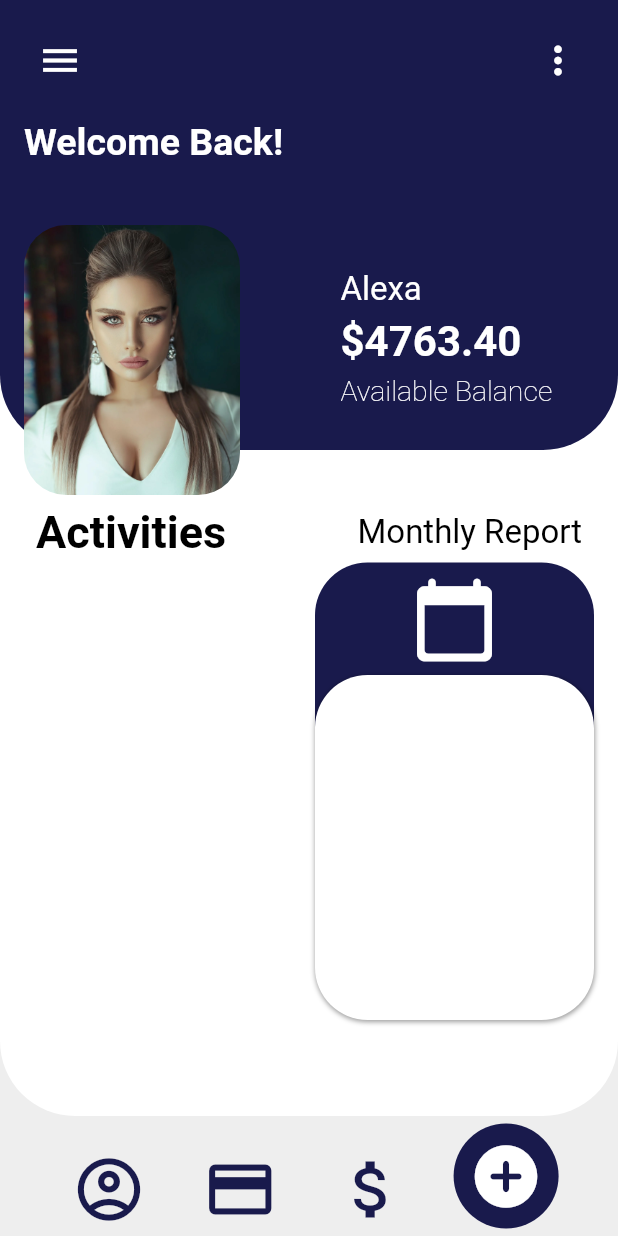
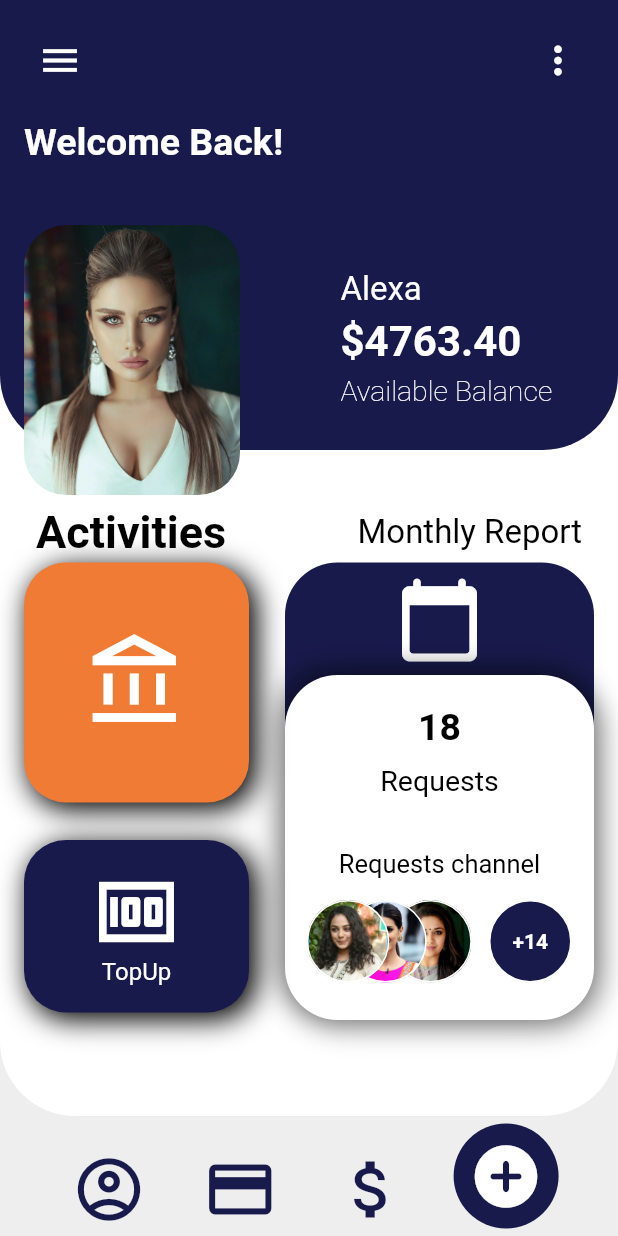
Before and after one commit to royalcourtbd/banking_mobile_application, a Flutter app: the screen it shows after launch, on a phone screen of 412 x 824 dp. Run offline on Flutter 3.47's test engine with Material 2 defaults, Android fonts, the phone set to English and light mode, and no system bars.

Commit message:
Second days work

```diff
--- a/lib/pages/home_page.dart
+++ b/lib/pages/home_page.dart
@@ -167,7 +167,7 @@ class HomePage extends StatelessWidget {
               top: 375,
               right: 16,
               //bottom: 30,
-              left: 210,
+              left: 190,
               child: Container(
                 padding: EdgeInsets.only(top: 8),
                 alignment: Alignment.topCenter,
@@ -178,7 +178,11 @@ class HomePage extends StatelessWidget {
                     topRight: Radius.circular(35.0),
                   ),
                 ),
-                child: Icon(Icons.calendar_today_rounded,size: 60,color: Colors.white,),
+                child: Icon(
+                  Icons.calendar_today_rounded,
+                  size: 60,
+                  color: Colors.white,
+                ),
                 height: 150,
               ),
             ),
@@ -186,7 +190,7 @@ class HomePage extends StatelessWidget {
               top: 450,
               right: 16,
               //bottom: 30,
-              left: 210,
+              left: 190,
               child: Container(
                 decoration: BoxDecoration(
                   color: Colors.white,
@@ -194,13 +198,196 @@ class HomePage extends StatelessWidget {
                   boxShadow: [
                     BoxShadow(
                       color: Colors.black38,
-                      //spreadRadius: 2.0,
-                      blurRadius: 2.0,
-                      offset: Offset.fromDirection(1.0)
+                      offset: Offset(4.0, 4.0),
+                      blurRadius: 15,
+                      spreadRadius: 1,
+                    ),
+                    BoxShadow(
+                      color: Colors.black38,
+                      offset: Offset(-4.0, -4.0),
+                      blurRadius: 15,
+                      spreadRadius: 1,
                     ),
                   ],
                 ),
                 height: 230,
+                child: Column(
+                  //mainAxisAlignment: MainAxisAlignment.spaceAround,
+                  children: [
+                    SizedBox(
+                      height: 20,
+                    ),
+                    Text(
+                      '18',
+                      style: TextStyle(
+                        fontSize: 25,
+                        fontWeight: FontWeight.bold,
+                        color: Colors.black,
+                      ),
+                    ),
+                    SizedBox(
+                      height: 10,
+                    ),
+                    Text(
+                      'Requests',
+                      style: TextStyle(
+                        fontSize: 19,
+                        fontWeight: FontWeight.normal,
+                        color: Colors.black,
+                      ),
+                    ),
+                    SizedBox(
+                      height: 35,
+                    ),
+                    Text(
+                      'Requests channel',
+                      style: TextStyle(
+                        fontSize: 17,
+                        //fontWeight: FontWeight.normal,
+                        color: Colors.black,
+                      ),
+                    ),
+                  ],
+                ),
+              ),
+            ),
+            Positioned(
+              top: 600,
+              right: 5,
+              left: 300,
+              child: Container(
+                height: 55,
+                width: 50,
+                decoration: BoxDecoration(
+                  color: Color(0xff191A4C),
+                  shape: BoxShape.circle,
+                  border: Border.all(
+                    color: Colors.white,
+                  ),
+                ),
+                child: Center(
+                  child: Text(
+                    '+14',
+                    style: TextStyle(
+                      color: Colors.white,
+                      fontWeight: FontWeight.bold,
+                    ),
+                  ),
+                ),
+              ),
+            ),
+            Positioned(
+              top: 600,
+              right: 33,
+              left: 195,
+              child: Container(
+                height: 55,
+                width: 50,
+                decoration: BoxDecoration(
+                  image: DecorationImage(
+                      image: AssetImage(
+                        'images/2.png',
+                      ),
+                      fit: BoxFit.scaleDown),
+                  color: Colors.black,
+                  shape: BoxShape.circle,
+                  border: Border.all(
+                    color: Colors.white,
+                  ),
+                ),
+              ),
+            ),
+            Positioned(
+              top: 600,
+              right: 33,
+              left: 135,
+              child: Container(
+                height: 55,
+                width: 50,
+                decoration: BoxDecoration(
+                  image: DecorationImage(
+                      image: AssetImage(
+                        'images/1.png',
+                      ),
+                      fit: BoxFit.scaleDown),
+                  color: Colors.amber,
+                  shape: BoxShape.circle,
+                  border: Border.all(
+                    color: Colors.white,
+                  ),
+                ),
+              ),
+            ),
+            Positioned(
+              top: 600,
+              right: 33,
+              left: 85,
+              child: Container(
+                height: 55,
+                width: 50,
+                decoration: BoxDecoration(
+                  image: DecorationImage(
+                      image: AssetImage(
+                        'images/3.png',
+                      ),
+                      fit: BoxFit.scaleDown),
+                  color: Colors.blue,
+                  shape: BoxShape.circle,
+                  border: Border.all(
+                    color: Colors.white,
+                  ),
+                ),
+              ),
+            ),
+            Positioned(
+              top: 375,
+              left: 16,
+              child: Container(
+                height: 160,
+                width: 150,
+                decoration: BoxDecoration(
+                  boxShadow: [
+                    BoxShadow(
+                      offset: Offset(4,4),
+                      blurRadius: 15,
+                      spreadRadius: 1,
+                    ),
+                  ],
+                  color: Color(0xffF07B35),
+                  borderRadius: BorderRadius.circular(28.0),
+                ),
+                child: Icon(Icons.account_balance_outlined,size: 70,color: Colors.white,),
+
+              ),
+            ),
+            Positioned(
+              top: 560,
+              left: 16,
+              child: Container(
+                height: 115,
+                width: 150,
+                decoration: BoxDecoration(
+                  boxShadow: [
+                    BoxShadow(
+                      offset: Offset(4,4),
+                      blurRadius: 15,
+                      spreadRadius: 1,
+                    ),
+                  ],
+                  color: Color(0xff191A4C),
+                  borderRadius: BorderRadius.circular(28.0),
+                ),
+                child: Column(
+                  mainAxisAlignment: MainAxisAlignment.center,
+                  children: [
+                    Icon(
+                      Icons.money,
+                      size: 60,
+                      color: Colors.white,
+                    ),
+                    Text('TopUp',style: TextStyle(color: Colors.white,fontSize: 16),)
+                  ],
+                ),
               ),
             ),
             Positioned(
```
Also changed, not shown: images/1.png (added), images/2.png (added), images/3.png (added).
